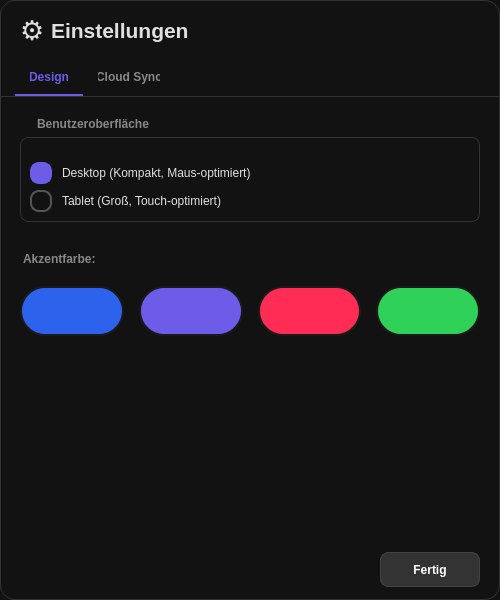
First picture: the form in src/ui/SettingsDialog.ui, repository BenSchwank/Blop, before the edit.
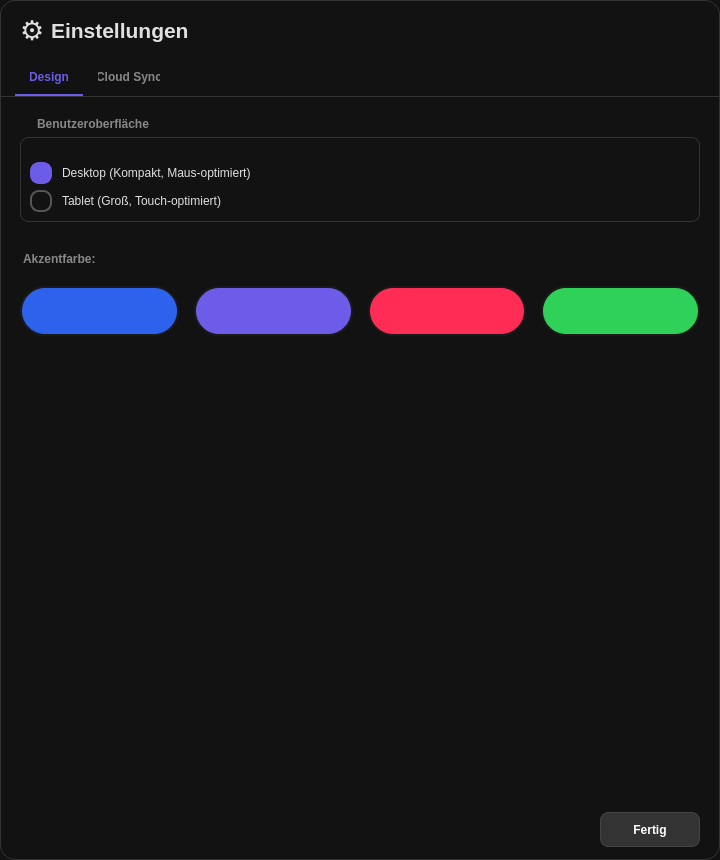
Second picture: the form after the edit.

Commit message:
fix(ui): open folders in the main library grid and enlarge Settings
Sidebar folder clicks (Alle / nested) now drive the main FreeGridView via
navigateLibraryToPath, with folders always accepted by the library proxy so
Favorites/Recent/search can no longer leave an invalid root. Settings opens
as a full-height desktop side sheet (~640dp) instead of a tiny card.

```diff
--- a/src/ui/SettingsDialog.ui
+++ b/src/ui/SettingsDialog.ui
@@ -6,10 +6,16 @@
    <rect>
     <x>0</x>
     <y>0</y>
-    <width>500</width>
-    <height>600</height>
+    <width>720</width>
+    <height>860</height>
    </rect>
   </property>
+  <property name="minimumSize">
+   <size>
+    <width>480</width>
+    <height>520</height>
+   </size>
+  </property>
   <property name="windowTitle">
    <string>Einstellungen</string>
   </property>
```
The commit also changes 5 other files.
